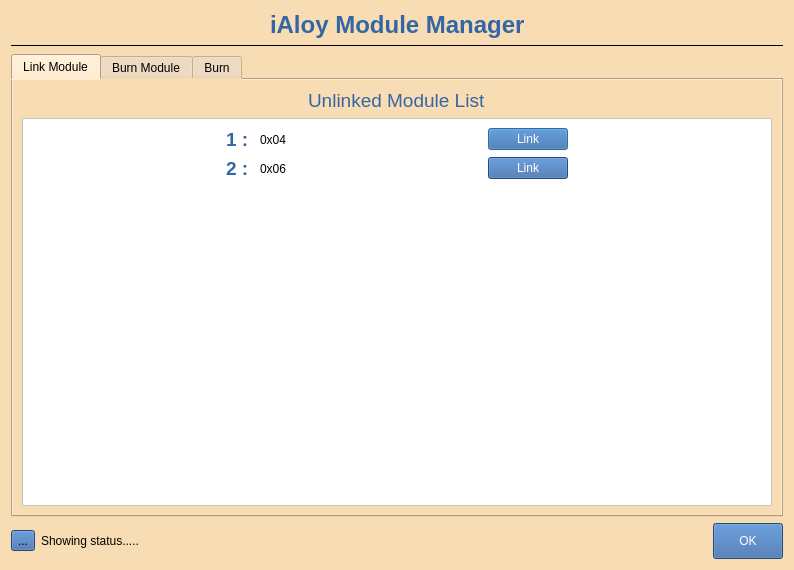
Old version of the form resource/ui/module_manager.ui in the repository arghyabi/iAloy_old_desktop_app.
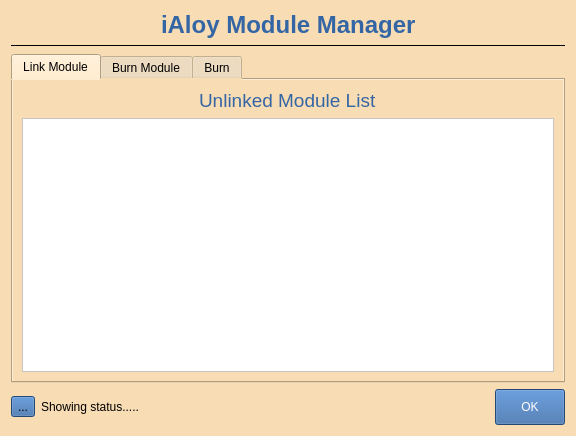
New version of the form.

Commit message: module manager linking [UNSTABLE COMMIT]

The edit to the form file:
```diff
--- a/resource/ui/module_manager.ui
+++ b/resource/ui/module_manager.ui
@@ -6,8 +6,8 @@
    <rect>
     <x>0</x>
     <y>0</y>
-    <width>794</width>
-    <height>570</height>
+    <width>576</width>
+    <height>436</height>
    </rect>
   </property>
   <property name="windowTitle">
@@ -138,8 +138,8 @@
              <rect>
               <x>0</x>
               <y>0</y>
-              <width>750</width>
-              <height>377</height>
+              <width>532</width>
+              <height>243</height>
              </rect>
             </property>
             <layout class="QVBoxLayout" name="verticalLayout_3">
@@ -147,180 +147,7 @@
               <number>9</number>
              </property>
              <item>
-              <layout class="QVBoxLayout" name="verticalLayout_2">
-               <item>
-                <layout class="QHBoxLayout" name="horizontalLayout_4">
-                 <item>
-                  <spacer name="horizontalSpacer_12">
-                   <property name="orientation">
-                    <enum>Qt::Horizontal</enum>
-                   </property>
-                   <property name="sizeType">
-                    <enum>QSizePolicy::Expanding</enum>
-                   </property>
-                   <property name="sizeHint" stdset="0">
-                    <size>
-                     <width>40</width>
-                     <height>20</height>
-                    </size>
-                   </property>
-                  </spacer>
-                 </item>
-                 <item>
-                  <widget class="QLabel" name="label_2">
-                   <property name="styleSheet">
-                    <string notr="true"/>
-                   </property>
-                   <property name="text">
-                    <string>&lt;html&gt;&lt;head/&gt;&lt;body&gt;&lt;p&gt;&lt;span style=&quot; font-size:14pt; font-weight:600; color:#3465a4;&quot;&gt;1 : &lt;/span&gt;&lt;/p&gt;&lt;/body&gt;&lt;/html&gt;</string>
-                   </property>
-                  </widget>
-                 </item>
-                 <item>
-                  <widget class="QLabel" name="label_3">
-                   <property name="text">
-                    <string>0x04</string>
-                   </property>
-                  </widget>
-                 </item>
-                 <item>
-                  <spacer name="horizontalSpacer_5">
-                   <property name="orientation">
-                    <enum>Qt::Horizontal</enum>
-                   </property>
-                   <property name="sizeHint" stdset="0">
-                    <size>
-                     <width>40</width>
-                     <height>20</height>
-                    </size>
-                   </property>
-                  </spacer>
-                 </item>
-                 <item>
-                  <widget class="QPushButton" name="pushButton">
-                   <property name="styleSheet">
-                    <string notr="true">background-color: rgb(52, 101, 164);
-color: rgb(255, 255, 255);
-/*
-padding-left: 10%;
-padding-right: 10%;
-*/</string>
-                   </property>
-                   <property name="text">
-                    <string>Link</string>
-                   </property>
-                  </widget>
-                 </item>
-                 <item>
-                  <spacer name="horizontalSpacer_15">
-                   <property name="orientation">
-                    <enum>Qt::Horizontal</enum>
-                   </property>
-                   <property name="sizeType">
-                    <enum>QSizePolicy::Expanding</enum>
-                   </property>
-                   <property name="sizeHint" stdset="0">
-                    <size>
-                     <width>40</width>
-                     <height>20</height>
-                    </size>
-                   </property>
-                  </spacer>
-                 </item>
-                </layout>
-               </item>
-               <item>
-                <layout class="QHBoxLayout" name="horizontalLayout_5">
-                 <item>
-                  <spacer name="horizontalSpacer_11">
-                   <property name="orientation">
-                    <enum>Qt::Horizontal</enum>
-                   </property>
-                   <property name="sizeType">
-                    <enum>QSizePolicy::Expanding</enum>
-                   </property>
-                   <property name="sizeHint" stdset="0">
-                    <size>
-                     <width>40</width>
-                     <height>20</height>
-                    </size>
-                   </property>
-                  </spacer>
-                 </item>
-                 <item>
-                  <widget class="QLabel" name="label_7">
-                   <property name="text">
-                    <string>&lt;html&gt;&lt;head/&gt;&lt;body&gt;&lt;p&gt;&lt;span style=&quot; font-size:14pt; font-weight:600; color:#3465a4;&quot;&gt;2 : &lt;/span&gt;&lt;/p&gt;&lt;/body&gt;&lt;/html&gt;</string>
-                   </property>
-                  </widget>
-                 </item>
-                 <item>
-                  <widget class="QLabel" name="label_4">
-                   <property name="text">
-                    <string>0x06</string>
-                   </property>
-                  </widget>
-                 </item>
-                 <item>
-                  <spacer name="horizontalSpacer_6">
-                   <property name="orientation">
-                    <enum>Qt::Horizontal</enum>
-                   </property>
-                   <property name="sizeHint" stdset="0">
-                    <size>
-                     <width>40</width>
-                     <height>20</height>
-                    </size>
-                   </property>
-                  </spacer>
-                 </item>
-                 <item>
-                  <widget class="QPushButton" name="pushButton_2">
-                   <property name="styleSheet">
-                    <string notr="true">background-color: rgb(52, 101, 164);
-color: rgb(255, 255, 255);
-/*;
-padding-left: 10%;
-padding-right: 10%;
-*/</string>
-                   </property>
-                   <property name="text">
-                    <string>Link</string>
-                   </property>
-                  </widget>
-                 </item>
-                 <item>
-                  <spacer name="horizontalSpacer_17">
-                   <property name="orientation">
-                    <enum>Qt::Horizontal</enum>
-                   </property>
-                   <property name="sizeType">
-                    <enum>QSizePolicy::Expanding</enum>
-                   </property>
-                   <property name="sizeHint" stdset="0">
-                    <size>
-                     <width>40</width>
-                     <height>20</height>
-                    </size>
-                   </property>
-                  </spacer>
-                 </item>
-                </layout>
-               </item>
-               <item>
-                <spacer name="verticalSpacer">
-                 <property name="orientation">
-                  <enum>Qt::Vertical</enum>
-                 </property>
-                 <property name="sizeHint" stdset="0">
-                  <size>
-                   <width>20</width>
-                   <height>40</height>
-                  </size>
-                 </property>
-                </spacer>
-               </item>
-              </layout>
+              <layout class="QVBoxLayout" name="vLayout_linking_area"/>
              </item>
             </layout>
            </widget>
```
The commit also changes 6 other files.
